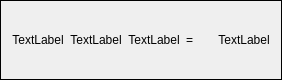
Old version of the form history/historyitem.ui in the repository ofts-cqm/matCalc.
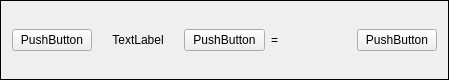
New version of the form.

```diff
--- a/history/historyitem.ui
+++ b/history/historyitem.ui
@@ -6,7 +6,7 @@
    <rect>
     <x>0</x>
     <y>0</y>
-    <width>282</width>
+    <width>449</width>
     <height>80</height>
    </rect>
   </property>
@@ -30,12 +30,9 @@
   </property>
   <layout class="QHBoxLayout" name="horizontalLayout">
    <item>
-    <widget class="QLabel" name="operandA">
+    <widget class="QPushButton" name="operandA">
      <property name="text">
-      <string>TextLabel</string>
-     </property>
-     <property name="alignment">
-      <set>Qt::AlignmentFlag::AlignCenter</set>
+      <string>PushButton</string>
      </property>
     </widget>
    </item>
@@ -50,12 +47,9 @@
     </widget>
    </item>
    <item>
-    <widget class="QLabel" name="operandB">
+    <widget class="QPushButton" name="operandB">
      <property name="text">
-      <string>TextLabel</string>
-     </property>
-     <property name="alignment">
-      <set>Qt::AlignmentFlag::AlignCenter</set>
+      <string>PushButton</string>
      </property>
     </widget>
    </item>
@@ -67,12 +61,9 @@
     </widget>
    </item>
    <item>
-    <widget class="QLabel" name="result">
+    <widget class="QPushButton" name="result">
      <property name="text">
-      <string>TextLabel</string>
-     </property>
-     <property name="alignment">
-      <set>Qt::AlignmentFlag::AlignCenter</set>
+      <string>PushButton</string>
      </property>
     </widget>
    </item>
```
